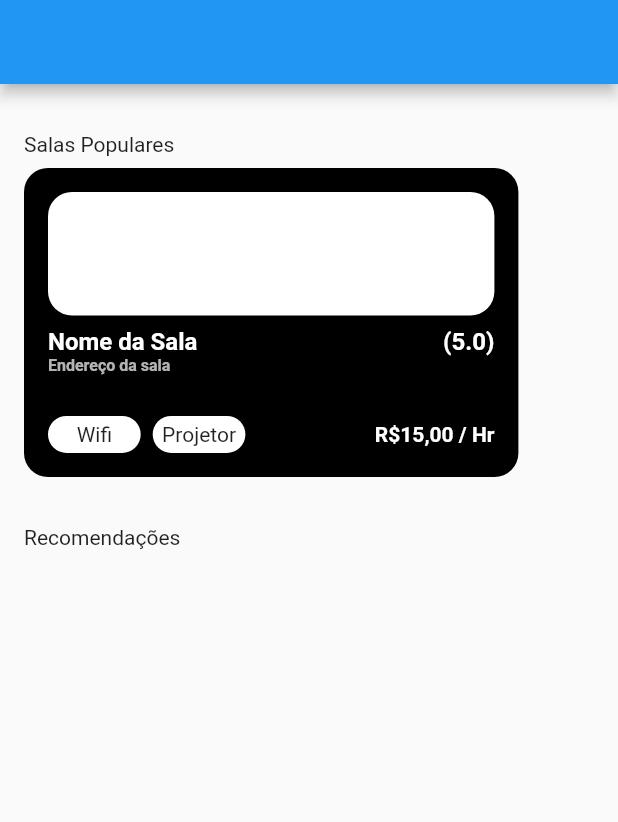
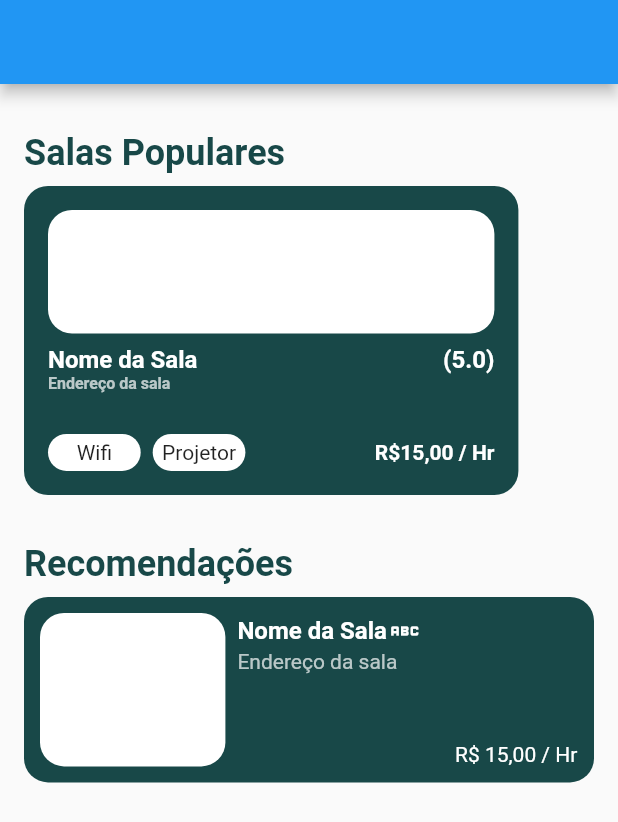
Before and after one commit to projetos-ifro/reserva_pra_mim, a Flutter app: the screen it shows after launch, on a phone screen of 412 x 824 dp. Shown: the top 822 px of the screen. Run offline on Flutter 3.47's test engine with Material 2 defaults, Android fonts, the phone set to English and light mode, and no system bars; our stand-ins replace firebase_auth, firebase_core, get; accounts and stored records are empty.

Commit message:
1.5 - Cards HomeScreen

```diff
--- a/lib/modelviews/constants.dart
+++ b/lib/modelviews/constants.dart
@@ -4,3 +4,6 @@ double roomWithTV = 3;
 double roomWithSound = 2;
 double roomWithDataShow = 5;
 double defaultpd = 16;
+const Color bgColor = Color(0xFF184848);
+const Color bgButton = Color(0xFF006060);
+const Color bgFonte = Color(0xFFFFFFFF);
--- a/lib/views/pages/start/home_page.dart
+++ b/lib/views/pages/start/home_page.dart
@@ -1,5 +1,8 @@
 import 'package:flutter/material.dart';
 import 'package:reserva_pra_mim/modelviews/constants.dart';
+import 'package:reserva_pra_mim/views/widgets/card_popular_room.dart';
+
+import '../../widgets/card_recomendation_room.dart';
 
 class HomeScreen extends StatefulWidget {
   const HomeScreen({super.key});
@@ -19,111 +22,11 @@ class _HomeScreenState extends State<HomeScreen> {
         padding: EdgeInsets.symmetric(
             horizontal: defaultpd, vertical: defaultpd * 2),
         child: Column(crossAxisAlignment: CrossAxisAlignment.start, children: [
-          Container(
-            child:
-                Column(crossAxisAlignment: CrossAxisAlignment.start, children: [
-              const Text(
-                'Salas Populares',
-              ),
-              SizedBox(
-                height: defaultpd / 2,
-              ),
-              Container(
-                width: size.width * 0.80,
-                height: size.height * 0.25,
-                decoration: BoxDecoration(
-                    color: Colors.black,
-                    borderRadius: BorderRadius.circular(defaultpd)),
-                child: Container(
-                  padding: EdgeInsets.all(defaultpd),
-                  child: Column(
-                      crossAxisAlignment: CrossAxisAlignment.start,
-                      children: [
-                        Container(
-                          height: size.height * .10,
-                          width: size.width * 0.8,
-                          decoration: BoxDecoration(
-                              color: Colors.white,
-                              borderRadius: BorderRadius.circular(defaultpd)),
-                        ),
-                        SizedBox(
-                          height: defaultpd / 2,
-                        ),
-                        Row(
-                          mainAxisAlignment: MainAxisAlignment.spaceBetween,
-                          children: [
-                            Text(
-                              'Nome da Sala',
-                              style: TextStyle(
-                                  fontWeight: FontWeight.bold,
-                                  color: Colors.white,
-                                  fontSize: defaultpd),
-                            ),
-                            Text(
-                              '(5.0)',
-                              style: TextStyle(
-                                  fontWeight: FontWeight.bold,
-                                  color: Colors.white,
-                                  fontSize: defaultpd),
-                            ),
-                          ],
-                        ),
-                        Text(
-                          'Endereço da sala',
-                          style: TextStyle(
-                              color: Colors.white70,
-                              fontWeight: FontWeight.bold,
-                              fontSize: defaultpd / 1.5),
-                        ),
-                        Spacer(),
-                        Row(
-                          children: [
-                            Container(
-                              alignment: Alignment.center,
-                              width: size.width * 0.15,
-                              height: size.height * 0.03,
-                              decoration: BoxDecoration(
-                                  color: Colors.white,
-                                  borderRadius:
-                                      BorderRadius.circular(defaultpd)),
-                              child: Text('Wifi'),
-                            ),
-                            SizedBox(
-                              width: defaultpd / 2,
-                            ),
-                            Container(
-                              alignment: Alignment.center,
-                              width: size.width * 0.15,
-                              height: size.height * 0.03,
-                              decoration: BoxDecoration(
-                                  color: Colors.white,
-                                  borderRadius:
-                                      BorderRadius.circular(defaultpd)),
-                              child: Text('Projetor'),
-                            ),
-                            const Spacer(),
-                            const Text(
-                              'R\$15,00 / Hr',
-                              style: TextStyle(
-                                color: Colors.white,
-                                fontWeight: FontWeight.bold,
-                              ),
-                            ),
-                          ],
-                        )
-                      ]),
-                ),
-              )
-            ]),
-          ),
+          CardPopularRoom(size: size),
           SizedBox(
             height: defaultpd * 2,
           ),
-          Container(
-            child: Column(
-              children: [Text('Recomendações')],
-            ),
-          ),
+          CardRecomendationRoom(size: size),
           Container()
         ]),
       ),
--- /dev/null
+++ b/lib/views/widgets/card_popular_room.dart
@@ -0,0 +1,115 @@
+import 'package:flutter/material.dart';
+import '../../modelviews/constants.dart';
+
+class CardPopularRoom extends StatelessWidget {
+  const CardPopularRoom({
+    super.key,
+    required this.size,
+  });
+
+  final Size size;
+
+  @override
+  Widget build(BuildContext context) {
+    return Container(
+      child: Column(crossAxisAlignment: CrossAxisAlignment.start, children: [
+        Text(
+          'Salas Populares',
+          style: TextStyle(
+              color: bgColor,
+              fontSize: defaultpd * 1.5,
+              fontWeight: FontWeight.bold),
+        ),
+        SizedBox(
+          height: defaultpd / 2,
+        ),
+        GestureDetector(
+          onTap: () {},
+          child: Container(
+            width: size.width * 0.80,
+            height: size.height * 0.25,
+            decoration: BoxDecoration(
+                color: bgColor, borderRadius: BorderRadius.circular(defaultpd)),
+            child: Container(
+              padding: EdgeInsets.all(defaultpd),
+              child: Column(
+                  crossAxisAlignment: CrossAxisAlignment.start,
+                  children: [
+                    Container(
+                      height: size.height * .10,
+                      width: size.width * 0.8,
+                      decoration: BoxDecoration(
+                          color: Colors.white,
+                          borderRadius: BorderRadius.circular(defaultpd)),
+                    ),
+                    SizedBox(
+                      height: defaultpd / 2,
+                    ),
+                    Row(
+                      mainAxisAlignment: MainAxisAlignment.spaceBetween,
+                      children: [
+                        Text(
+                          'Nome da Sala',
+                          style: TextStyle(
+                              fontWeight: FontWeight.bold,
+                              color: Colors.white,
+                              fontSize: defaultpd),
+                        ),
+                        Text(
+                          '(5.0)',
+                          style: TextStyle(
+                              fontWeight: FontWeight.bold,
+                              color: Colors.white,
+                              fontSize: defaultpd),
+                        ),
+                      ],
+                    ),
+                    Text(
+                      'Endereço da sala',
+                      style: TextStyle(
+                          color: Colors.white70,
+                          fontWeight: FontWeight.bold,
+                          fontSize: defaultpd / 1.5),
+                    ),
+                    const Spacer(),
+                    Row(
+                      children: [
+                        Container(
+                          alignment: Alignment.center,
+                          width: size.width * 0.15,
+                          height: size.height * 0.03,
+                          decoration: BoxDecoration(
+                              color: Colors.white,
+                              borderRadius: BorderRadius.circular(defaultpd)),
+                          child: Text('Wifi'),
+                        ),
+                        SizedBox(
+                          width: defaultpd / 2,
+                        ),
+                        Container(
+                          alignment: Alignment.center,
+                          width: size.width * 0.15,
+                          height: size.height * 0.03,
+                          decoration: BoxDecoration(
+                              color: Colors.white,
+                              borderRadius: BorderRadius.circular(defaultpd)),
+                          child: Text('Projetor'),
+                        ),
+                        const Spacer(),
+                        const Text(
+                          'R\$15,00 / Hr',
+                          style: TextStyle(
+                            color: Colors.white,
+                            fontWeight: FontWeight.bold,
+                          ),
+                        ),
+                      ],
+                    )
+                  ]),
+            ),
+          ),
+        )
+      ]),
+    );
+  }
+}
--- /dev/null
+++ b/lib/views/widgets/card_recomendation_room.dart
@@ -0,0 +1,92 @@
+import 'package:flutter/material.dart';
+import '../../modelviews/constants.dart';
+
+class CardRecomendationRoom extends StatelessWidget {
+  const CardRecomendationRoom({
+    super.key,
+    required this.size,
+  });
+
+  final Size size;
+
+  @override
+  Widget build(BuildContext context) {
+    return Container(
+      child: Column(
+        crossAxisAlignment: CrossAxisAlignment.start,
+        children: [
+          Text(
+            'Recomendações',
+            style: TextStyle(
+                fontSize: defaultpd * 1.5,
+                fontWeight: FontWeight.bold,
+                color: bgColor),
+          ),
+          SizedBox(
+            height: defaultpd / 2,
+          ),
+          GestureDetector(
+            onTap: () {},
+            child: Container(
+              height: size.height * .15,
+              decoration: BoxDecoration(
+                  color: bgColor,
+                  borderRadius: BorderRadius.circular(defaultpd)),
+              child: Padding(
+                padding: EdgeInsets.all(defaultpd / 1.5),
+                child: Row(children: [
+                  Container(
+                    height: size.height * .5,
+                    width: size.height * .15,
+                    decoration: BoxDecoration(
+                        color: Colors.white,
+                        borderRadius: BorderRadius.circular(defaultpd)),
+                  ),
+                  Padding(
+                    padding: EdgeInsets.symmetric(horizontal: defaultpd / 2),
+                    child: Column(
+                      crossAxisAlignment: CrossAxisAlignment.start,
+                      children: [
+                        Row(
+                          mainAxisAlignment: MainAxisAlignment.spaceBetween,
+                          children: [
+                            Text(
+                              'Nome da Sala',
+                              style: TextStyle(
+                                  color: Colors.white,
+                                  fontSize: defaultpd,
+                                  fontWeight: FontWeight.bold),
+                            ),
+                            const Icon(
+                              Icons.abc,
+                              color: Colors.white,
+                            )
+                          ],
+                        ),
+                        const Text(
+                          'Endereço da sala',
+                          style: TextStyle(
+                            color: Colors.white70,
+                          ),
+                        ),
+                        const Spacer(),
+                        Container(
+                          width: size.width * .55,
+                          alignment: Alignment.bottomRight,
+                          child: const Text(
+                            'R\$ 15,00 / Hr',
+                            style: TextStyle(color: Colors.white),
+                          ),
+                        )
+                      ],
+                    ),
+                  ),
+                ]),
+              ),
+            ),
+          )
+        ],
+      ),
+    );
+  }
+}
```
Also changed, not shown: pubspec.lock.
